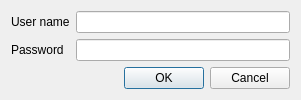
Old version of the form credentialsdialog.ui in the repository 607011/Qt-SESAM.
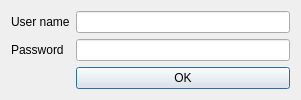
New version of the form.

The edit to the form file:
```diff
--- a/credentialsdialog.ui
+++ b/credentialsdialog.ui
@@ -43,18 +43,15 @@
        </property>
       </widget>
      </item>
+     <item row="2" column="1">
+      <widget class="QPushButton" name="okPushButton">
+       <property name="text">
+        <string>OK</string>
+       </property>
+      </widget>
+     </item>
     </layout>
    </item>
-   <item row="1" column="0">
-    <widget class="QDialogButtonBox" name="buttonBox">
-     <property name="orientation">
-      <enum>Qt::Horizontal</enum>
-     </property>
-     <property name="standardButtons">
-      <set>QDialogButtonBox::Cancel|QDialogButtonBox::Ok</set>
-     </property>
-    </widget>
-   </item>
   </layout>
  </widget>
  <tabstops>
```
Left out of the diff: 38 changed lines with no effect on the pictures.
